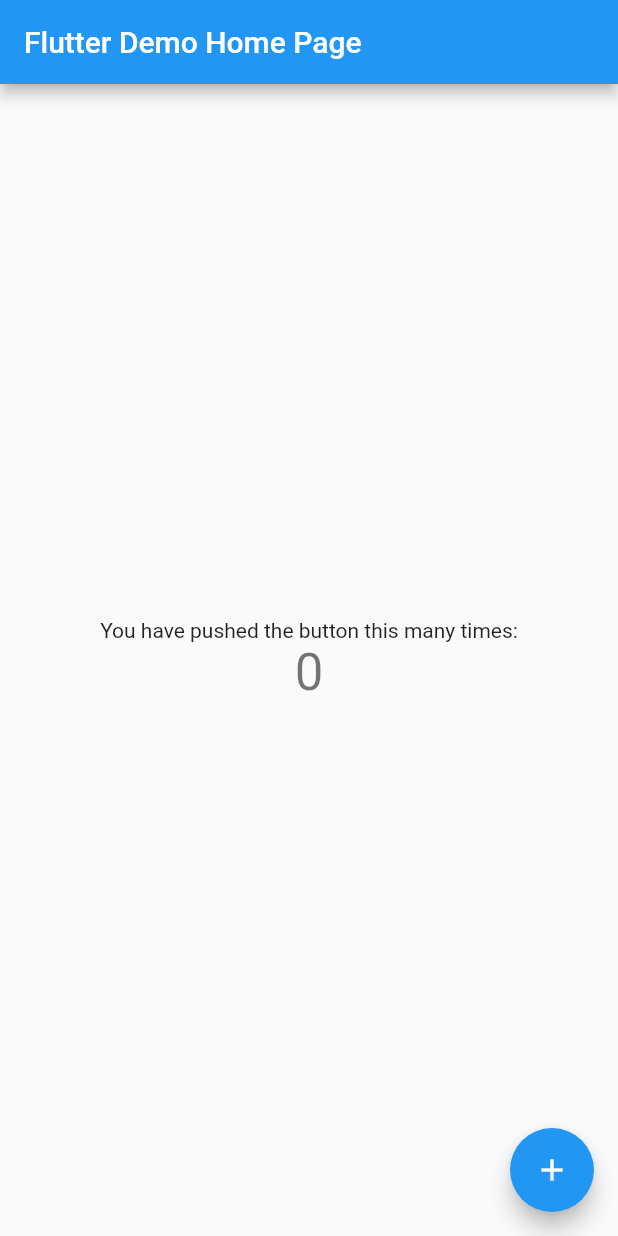
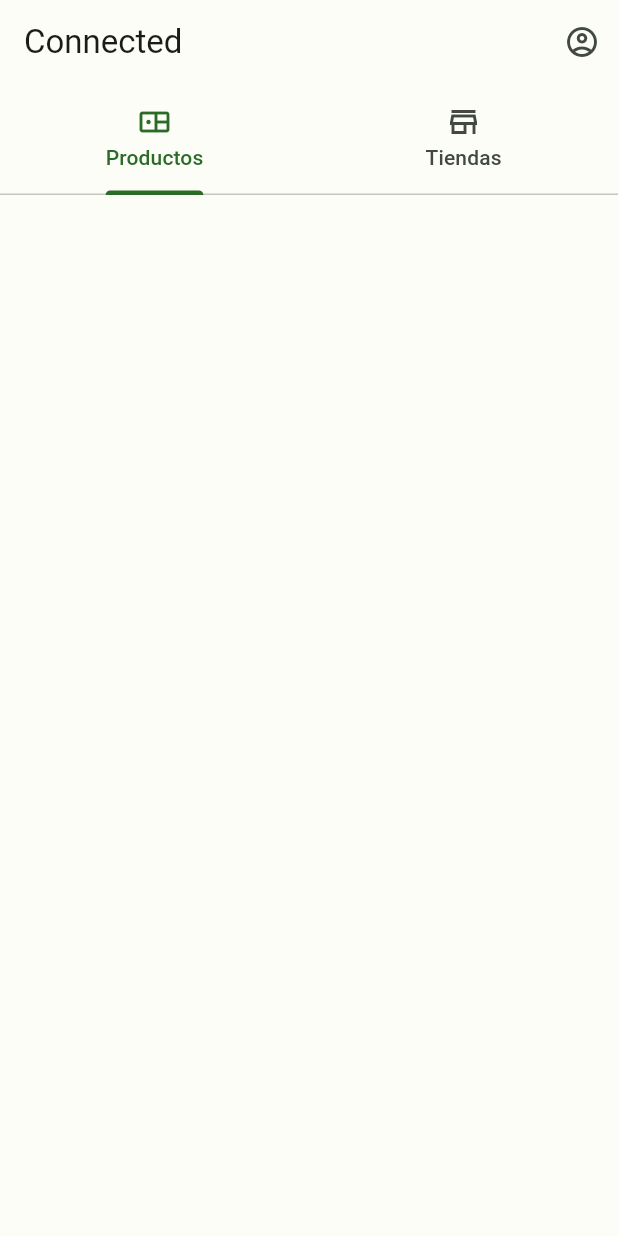
Before and after one commit to RejonSJ/connected_android, a Flutter app: the screen it shows after launch, on a phone screen of 412 x 824 dp. Run offline on Flutter 3.47's test engine with Material 2 defaults, Android fonts, the phone set to English and light mode, and no system bars.

Commit message:
Add: Appbar, Theme

```diff
--- a/connected_android/lib/main.dart
+++ b/connected_android/lib/main.dart
@@ -1,4 +1,6 @@
+import 'package:connected_android/widgets/tabs_bar.dart';
 import 'package:flutter/material.dart';
+import 'color_schemes.g.dart';
 
 void main() {
   runApp(const MyApp());
@@ -7,109 +9,13 @@
 class MyApp extends StatelessWidget {
   const MyApp({super.key});
 
-  // This widget is the root of your application.
   @override
   Widget build(BuildContext context) {
     return MaterialApp(
       title: 'Flutter Demo',
-      theme: ThemeData(
-        // This is the theme of your application.
-        //
-        // Try running your application with "flutter run". You'll see the
-        // application has a blue toolbar. Then, without quitting the app, try
-        // changing the primarySwatch below to Colors.green and then invoke
-        // "hot reload" (press "r" in the console where you ran "flutter run",
-        // or simply save your changes to "hot reload" in a Flutter IDE).
-        // Notice that the counter didn't reset back to zero; the application
-        // is not restarted.
-        primarySwatch: Colors.blue,
-      ),
-      home: const MyHomePage(title: 'Flutter Demo Home Page'),
+      theme: ThemeData(useMaterial3: true, colorScheme: lightColorScheme),
+      darkTheme: ThemeData(useMaterial3: true, colorScheme: darkColorScheme),
+      home: const TabsBar()
     );
   }
 }
-
-class MyHomePage extends StatefulWidget {
-  const MyHomePage({super.key, required this.title});
-
-  // This widget is the home page of your application. It is stateful, meaning
-  // that it has a State object (defined below) that contains fields that affect
-  // how it looks.
-
-  // This class is the configuration for the state. It holds the values (in this
-  // case the title) provided by the parent (in this case the App widget) and
-  // used by the build method of the State. Fields in a Widget subclass are
-  // always marked "final".
-
-  final String title;
-
-  @override
-  State<MyHomePage> createState() => _MyHomePageState();
-}
-
-class _MyHomePageState extends State<MyHomePage> {
-  int _counter = 0;
-
-  void _incrementCounter() {
-    setState(() {
-      // This call to setState tells the Flutter framework that something has
-      // changed in this State, which causes it to rerun the build method below
-      // so that the display can reflect the updated values. If we changed
-      // _counter without calling setState(), then the build method would not be
-      // called again, and so nothing would appear to happen.
-      _counter++;
-    });
-  }
-
-  @override
-  Widget build(BuildContext context) {
-    // This method is rerun every time setState is called, for instance as done
-    // by the _incrementCounter method above.
-    //
-    // The Flutter framework has been optimized to make rerunning build methods
-    // fast, so that you can just rebuild anything that needs updating rather
-    // than having to individually change instances of widgets.
-    return Scaffold(
-      appBar: AppBar(
-        // Here we take the value from the MyHomePage object that was created by
-        // the App.build method, and use it to set our appbar title.
-        title: Text(widget.title),
-      ),
-      body: Center(
-        // Center is a layout widget. It takes a single child and positions it
-        // in the middle of the parent.
-        child: Column(
-          // Column is also a layout widget. It takes a list of children and
-          // arranges them vertically. By default, it sizes itself to fit its
-          // children horizontally, and tries to be as tall as its parent.
-          //
-          // Invoke "debug painting" (press "p" in the console, choose the
-          // "Toggle Debug Paint" action from the Flutter Inspector in Android
-          // Studio, or the "Toggle Debug Paint" command in Visual Studio Code)
-          // to see the wireframe for each widget.
-          //
-          // Column has various properties to control how it sizes itself and
-          // how it positions its children. Here we use mainAxisAlignment to
-          // center the children vertically; the main axis here is the vertical
-          // axis because Columns are vertical (the cross axis would be
-          // horizontal).
-          mainAxisAlignment: MainAxisAlignment.center,
-          children: <Widget>[
-            const Text(
-              'You have pushed the button this many times:',
-            ),
-            Text(
-              '$_counter',
-              style: Theme.of(context).textTheme.headline4,
-            ),
-          ],
-        ),
-      ),
-      floatingActionButton: FloatingActionButton(
-        onPressed: _incrementCounter,
-        tooltip: 'Increment',
-        child: const Icon(Icons.add),
-      ), // This trailing comma makes auto-formatting nicer for build methods.
-    );
-  }
-}
--- /dev/null
+++ b/connected_android/lib/pages/products_page.dart
@@ -0,0 +1,10 @@
+import 'package:flutter/material.dart';
+
+class ProductsPage extends StatelessWidget {
+  const ProductsPage({super.key});
+
+  @override
+  Widget build(BuildContext context) {
+    return Container();
+  }
+}
--- /dev/null
+++ b/connected_android/lib/widgets/search_bar.dart
@@ -0,0 +1,11 @@
+import 'package:flutter/material.dart';
+
+class SearchBar extends StatelessWidget {
+  const SearchBar({super.key});
+
+  @override
+  Widget build(BuildContext context) {
+    return Container(
+    );
+  }
+}
--- /dev/null
+++ b/connected_android/lib/widgets/tabs_bar.dart
@@ -0,0 +1,49 @@
+import 'package:flutter/material.dart';
+
+class TabsBar extends StatefulWidget {
+  const TabsBar({super.key});
+
+  @override
+  State<TabsBar> createState() => _TabsBarState();
+}
+
+class _TabsBarState extends State<TabsBar>
+    with TickerProviderStateMixin {
+  late TabController _tabController;
+
+  @override
+  void initState() {
+    super.initState();
+    _tabController = TabController(length: 2, vsync: this);
+  }
+  @override
+  Widget build(BuildContext context) {
+    return DefaultTabController(
+      initialIndex: 0,
+      length: 2,
+      child: Scaffold(
+        appBar: AppBar(
+          title: const Text('Connected'),
+          actions: [
+            IconButton(onPressed: () {
+
+            },
+            icon: const Icon(Icons.account_circle_outlined))
+          ],
+          bottom: const TabBar(
+            tabs: [
+              Tab(icon: Icon(Icons.bento_outlined), text: 'Productos',),
+              Tab(icon: Icon(Icons.store_outlined), text: 'Tiendas',)
+            ],
+          ),
+        ),
+        body: TabBarView(
+          controller: _tabController,
+          children: const <Widget>[
+
+          ],
+        ),
+      ),
+    );
+  }
+}
--- a/connected_android/pubspec.yaml
+++ b/connected_android/pubspec.yaml
@@ -36,6 +36,7 @@
   # The following adds the Cupertino Icons font to your application.
   # Use with the CupertinoIcons class for iOS style icons.
   cupertino_icons: ^1.0.2
+  material_color_utilities: ^0.2.0
 
 dev_dependencies:
   flutter_test:
```
Also changed, not shown: connected_android/lib/color_schemes.g.dart (added), connected_android/pubspec.lock.
